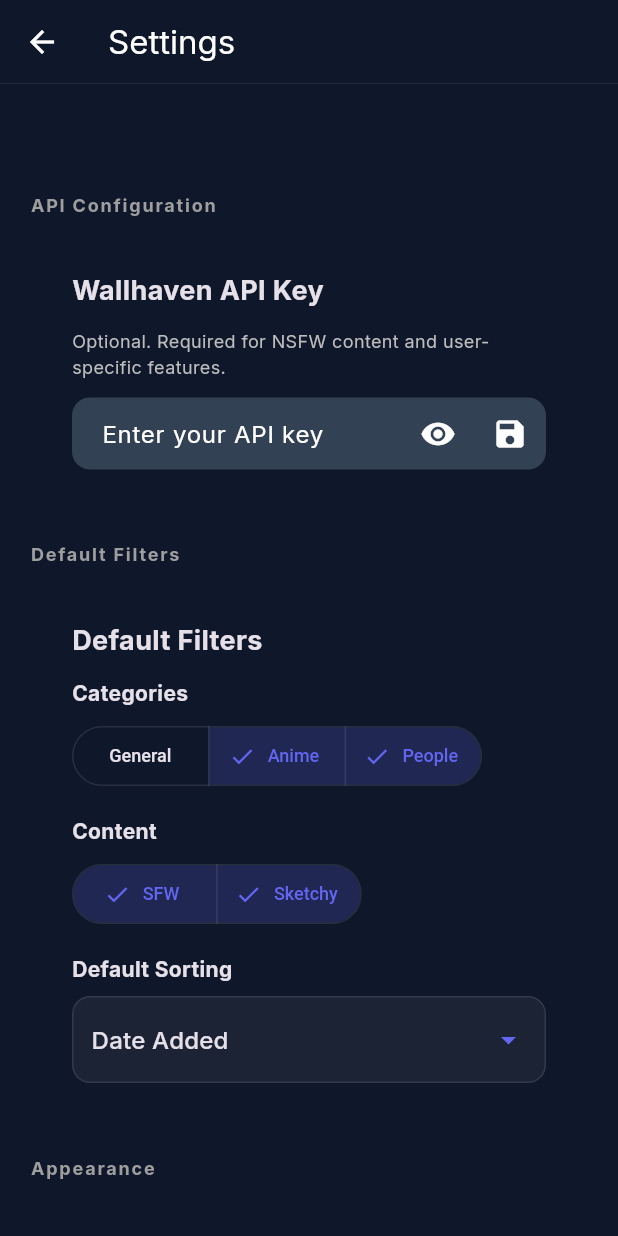
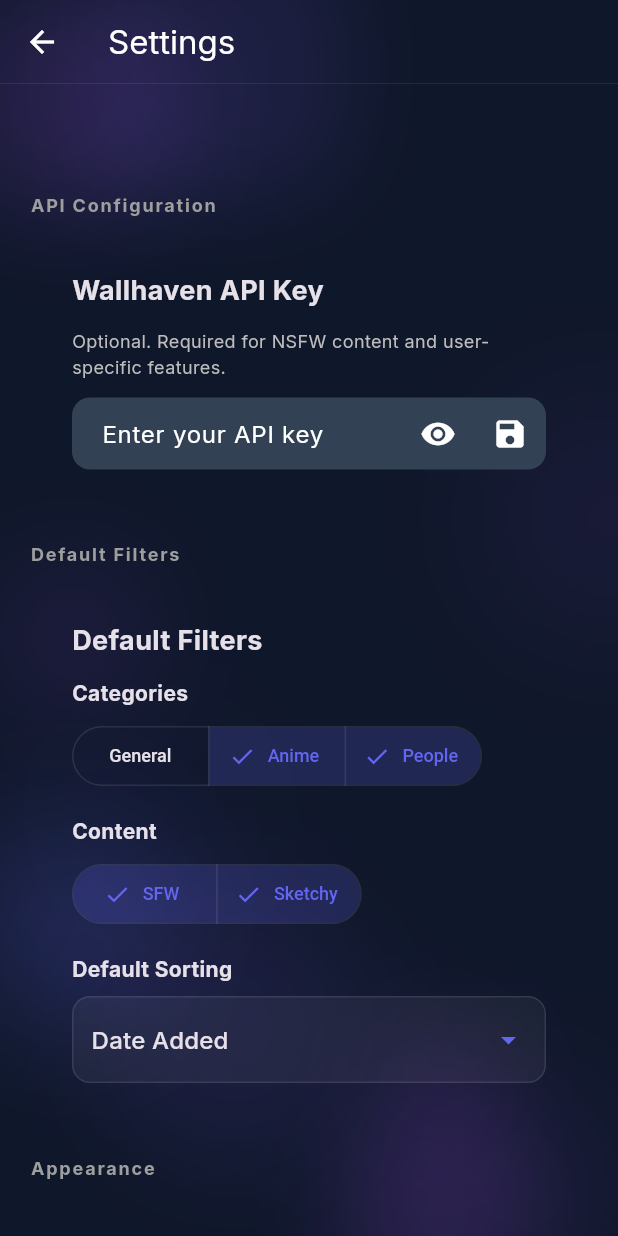
Before and after one commit to Alucard-Storm/Wallvault, a Flutter app: the SettingsScreen screen opened directly, after a tap on "General", on a phone screen of 412 x 824 dp. Run offline on Flutter 3.47's test engine with Material 3 defaults, Android fonts, the phone set to English and light mode, and no system bars; drawn by our look-alikes of dynamic_color; our stand-ins replace cached_network_image, fl_chart, flutter_animate, flutter_cache_manager, google_fonts, lottie and 6 more; missing offline and left inert: gal, liquid_glass_renderer; accounts and stored records are empty; network calls fail.

Commit message:
Added the parallax background

```diff
--- a/lib/screens/downloads_screen.dart
+++ b/lib/screens/downloads_screen.dart
@@ -8,6 +8,7 @@ import '../widgets/glass_nav_bar.dart';
 import '../widgets/glass_settings_card.dart';
 import '../widgets/glass_empty_state.dart';
 import '../widgets/glass_pull_refresh.dart';
+import '../widgets/parallax_floating_background.dart';
 import 'downloaded_wallpaper_viewer.dart';
 
 class DownloadsScreen extends StatelessWidget {
@@ -45,8 +46,15 @@ class DownloadsScreen extends StatelessWidget {
           ),
         ],
       ),
-      body: Consumer<DownloadsProvider>(
-        builder: (context, provider, child) {
+      body: Stack(
+        children: [
+          // Animated parallax floating background
+          const Positioned.fill(
+            child: ParallaxFloatingBackground(),
+          ),
+          // Downloads content
+          Consumer<DownloadsProvider>(
+            builder: (context, provider, child) {
           debugPrint('DownloadsScreen - isLoaded: ${provider.isLoaded}, downloads: ${provider.downloads.length}');
 
           if (!provider.isLoaded) {
@@ -194,7 +202,9 @@ class DownloadsScreen extends StatelessWidget {
               },
             ),
           );
-        },
+            },
+          ),
+        ],
       ),
     );
   }
--- a/lib/screens/favorites_screen.dart
+++ b/lib/screens/favorites_screen.dart
@@ -6,6 +6,7 @@ import '../widgets/wallpaper_grid_item.dart';
 import '../widgets/glass_nav_bar.dart';
 import '../widgets/glass_empty_state.dart';
 import '../widgets/glass_pull_refresh.dart';
+import '../widgets/parallax_floating_background.dart';
 
 class FavoritesScreen extends StatelessWidget {
   const FavoritesScreen({super.key});
@@ -55,8 +56,15 @@ class FavoritesScreen extends StatelessWidget {
           ),
         ],
       ),
-      body: Consumer<FavoritesProvider>(
-        builder: (context, provider, child) {
+      body: Stack(
+        children: [
+          // Animated parallax floating background
+          const Positioned.fill(
+            child: ParallaxFloatingBackground(),
+          ),
+          // Favorites content
+          Consumer<FavoritesProvider>(
+            builder: (context, provider, child) {
           if (!provider.isLoaded) {
             return const Center(
               child: CircularProgressIndicator(),
@@ -95,7 +103,9 @@ class FavoritesScreen extends StatelessWidget {
               },
             ),
           );
-        },
+            },
+          ),
+        ],
       ),
     );
   }
--- a/lib/screens/home_screen.dart
+++ b/lib/screens/home_screen.dart
@@ -8,6 +8,7 @@ import '../widgets/filter_bottom_sheet.dart';
 import '../widgets/glass_nav_bar.dart';
 import '../widgets/error_state_widget.dart';
 import '../widgets/loading_state_widget.dart';
+import '../widgets/parallax_floating_background.dart';
 import 'search_screen.dart';
 
 class HomeScreen extends StatefulWidget {
@@ -111,8 +112,15 @@ class _HomeScreenState extends State<HomeScreen> with AutomaticKeepAliveClientMi
           ),
         ],
       ),
-      body: Consumer<WallpaperProvider>(
-        builder: (context, provider, child) {
+      body: Stack(
+        children: [
+          // Animated parallax floating background
+          const Positioned.fill(
+            child: ParallaxFloatingBackground(),
+          ),
+          // Home screen content
+          Consumer<WallpaperProvider>(
+            builder: (context, provider, child) {
           if (provider.wallpapers.isEmpty && provider.isLoading) {
             return const LoadingStateWidget();
           }
@@ -160,7 +168,9 @@ class _HomeScreenState extends State<HomeScreen> with AutomaticKeepAliveClientMi
               },
             ),
           );
-        },
+            },
+          ),
+        ],
       ),
     );
   }
--- a/lib/screens/latest_wallpapers_screen.dart
+++ b/lib/screens/latest_wallpapers_screen.dart
@@ -8,6 +8,7 @@ import '../widgets/filter_bottom_sheet.dart';
 import '../widgets/glass_nav_bar.dart';
 import '../widgets/error_state_widget.dart';
 import '../widgets/loading_state_widget.dart';
+import '../widgets/parallax_floating_background.dart';
 import 'search_screen.dart';
 import '../utils/constants.dart';
 
@@ -110,9 +111,16 @@ class _LatestWallpapersScreenState extends State<LatestWallpapersScreen> with Au
           ),
         ],
       ),
-      body: ListenableBuilder(
-        listenable: _provider,
-        builder: (context, child) {
+      body: Stack(
+        children: [
+          // Animated parallax floating background
+          const Positioned.fill(
+            child: ParallaxFloatingBackground(),
+          ),
+          // Latest wallpapers content
+          ListenableBuilder(
+            listenable: _provider,
+            builder: (context, child) {
           if (_provider.wallpapers.isEmpty && _provider.isLoading) {
             return const LoadingStateWidget();
           }
@@ -160,7 +168,9 @@ class _LatestWallpapersScreenState extends State<LatestWallpapersScreen> with Au
               },
             ),
           );
-        },
+            },
+          ),
+        ],
       ),
     );
   }
--- a/lib/screens/settings_screen.dart
+++ b/lib/screens/settings_screen.dart
@@ -8,6 +8,7 @@ import '../providers/downloads_provider.dart';
 import '../widgets/glass_nav_bar.dart';
 import '../widgets/glass_settings_card.dart';
 import '../widgets/category_purity_chips.dart';
+import '../widgets/parallax_floating_background.dart';
 import '../utils/constants.dart';
 import '../utils/filter_utils.dart';
 
@@ -89,9 +90,16 @@ class _SettingsScreenState extends State<SettingsScreen> {
       appBar: GlassAppBar(
         title: 'Settings',
       ),
-      body: Consumer<SettingsProvider>(
-        builder: (context, settings, child) {
-          return ListView(
+      body: Stack(
+        children: [
+          // Animated parallax floating background
+          const Positioned.fill(
+            child: ParallaxFloatingBackground(),
+          ),
+          // Settings content
+          Consumer<SettingsProvider>(
+            builder: (context, settings, child) {
+              return ListView(
             padding: EdgeInsets.only(
               left: 16,
               right: 16,
@@ -499,8 +507,10 @@ class _SettingsScreenState extends State<SettingsScreen> {
               ),
               const SizedBox(height: 32),
             ],
-          );
-        },
+              );
+            },
+          ),
+        ],
       ),
     );
   }
--- a/lib/screens/top_wallpapers_screen.dart
+++ b/lib/screens/top_wallpapers_screen.dart
@@ -8,6 +8,7 @@ import '../widgets/filter_bottom_sheet.dart';
 import '../widgets/glass_nav_bar.dart';
 import '../widgets/error_state_widget.dart';
 import '../widgets/loading_state_widget.dart';
+import '../widgets/parallax_floating_background.dart';
 import 'search_screen.dart';
 import '../utils/constants.dart';
 
@@ -109,9 +110,16 @@ class _TopWallpapersScreenState extends State<TopWallpapersScreen> with Automati
           ),
         ],
       ),
-      body: ListenableBuilder(
-        listenable: _provider,
-        builder: (context, child) {
+      body: Stack(
+        children: [
+          // Animated parallax floating background
+          const Positioned.fill(
+            child: ParallaxFloatingBackground(),
+          ),
+          // Top wallpapers content
+          ListenableBuilder(
+            listenable: _provider,
+            builder: (context, child) {
           if (_provider.wallpapers.isEmpty && _provider.isLoading) {
             return const LoadingStateWidget();
           }
@@ -159,7 +167,9 @@ class _TopWallpapersScreenState extends State<TopWallpapersScreen> with Automati
               },
             ),
           );
-        },
+            },
+          ),
+        ],
       ),
     );
   }
--- /dev/null
+++ b/lib/widgets/parallax_floating_background.dart
@@ -0,0 +1,173 @@
+import 'dart:math';
+import 'package:flutter/material.dart';
+import 'dart:ui' as ui;
+
+class ParallaxFloatingBackground extends StatefulWidget {
+  final int elementCount;
+  final double minSize;
+  final double maxSize;
+
+  const ParallaxFloatingBackground({
+    super.key,
+    this.elementCount = 12,
+    this.minSize = 80,
+    this.maxSize = 200,
+  });
+
+  @override
+  State<ParallaxFloatingBackground> createState() => _ParallaxFloatingBackgroundState();
+}
+
+class _ParallaxFloatingBackgroundState extends State<ParallaxFloatingBackground>
+    with TickerProviderStateMixin {
+  late List<FloatingElement> elements;
+  late AnimationController _controller;
+  final Random _random = Random();
+
+  @override
+  void initState() {
+    super.initState();
+    _initializeElements();
+
+    _controller = AnimationController(
+      vsync: this,
+      duration: const Duration(seconds: 60),
+    )..repeat();
+
+    _controller.addListener(() {
+      setState(() {
+        _updateElements();
+      });
+    });
+  }
+
+  void _initializeElements() {
+    elements = List.generate(widget.elementCount, (index) {
+      return FloatingElement(
+        x: _random.nextDouble(),
+        y: _random.nextDouble(),
+        size: widget.minSize + _random.nextDouble() * (widget.maxSize - widget.minSize),
+        speedX: (_random.nextDouble() - 0.5) * 0.0003 * (index % 3 + 1),
+        speedY: (_random.nextDouble() - 0.5) * 0.0003 * (index % 3 + 1),
+        opacity: 0.08 + _random.nextDouble() * 0.12, // Increased for better visibility
+        isCircle: _random.nextBool(),
+        colorIndex: index % 4,
+        blur: 20 + _random.nextDouble() * 40,
+      );
+    });
+  }
+
+  void _updateElements() {
+    for (var element in elements) {
+      element.x += element.speedX;
+      element.y += element.speedY;
+
+      // Wrap around screen edges
+      if (element.x > 1.2) element.x = -0.2;
+      if (element.x < -0.2) element.x = 1.2;
+      if (element.y > 1.2) element.y = -0.2;
+      if (element.y < -0.2) element.y = 1.2;
+    }
+  }
+
+  @override
+  void dispose() {
+    _controller.dispose();
+    super.dispose();
+  }
+
+  @override
+  Widget build(BuildContext context) {
+    final theme = Theme.of(context);
+    final primaryColor = theme.colorScheme.primary;
+    final secondaryColor = theme.colorScheme.secondary;
+    final tertiaryColor = theme.colorScheme.tertiary;
+
+    final colors = [
+      primaryColor,
+      secondaryColor,
+      tertiaryColor,
+      Color.lerp(primaryColor, secondaryColor, 0.5)!,
+    ];
+
+    return RepaintBoundary(
+      child: CustomPaint(
+        painter: FloatingElementsPainter(
+          elements: elements,
+          colors: colors,
+        ),
+        size: Size.infinite,
+      ),
+    );
+  }
+}
+
+class FloatingElement {
+  double x;
+  double y;
+  final double size;
+  final double speedX;
+  final double speedY;
+  final double opacity;
+  final bool isCircle;
+  final int colorIndex;
+  final double blur;
+
+  FloatingElement({
+    required this.x,
+    required this.y,
+    required this.size,
+    required this.speedX,
+    required this.speedY,
+    required this.opacity,
+    required this.isCircle,
+    required this.colorIndex,
+    required this.blur,
+  });
+}
+
+class FloatingElementsPainter extends CustomPainter {
+  final List<FloatingElement> elements;
+  final List<Color> colors;
+
+  FloatingElementsPainter({
+    required this.elements,
+    required this.colors,
+  });
+
+  @override
+  void paint(Canvas canvas, Size size) {
+    for (var element in elements) {
+      // Use slightly darker/more saturated colors for better visibility
+      final baseColor = colors[element.colorIndex];
+      final enhancedColor = Color.lerp(baseColor, Colors.black, 0.2)!;
+
+      final paint = Paint()
+        ..color = enhancedColor.withOpacity(element.opacity)
+        ..maskFilter = ui.MaskFilter.blur(ui.BlurStyle.normal, element.blur);
+
+      final center = Offset(
+        element.x * size.width,
+        element.y * size.height,
+      );
+
+      if (element.isCircle) {
+        canvas.drawCircle(center, element.size / 2, paint);
+      } else {
+        final rect = Rect.fromCenter(
+          center: center,
+          width: element.size,
+          height: element.size,
+        );
+        final rrect = RRect.fromRectAndRadius(
+          rect,
+          Radius.circular(element.size * 0.3),
+        );
+        canvas.drawRRect(rrect, paint);
+      }
+    }
+  }
+
+  @override
+  bool shouldRepaint(FloatingElementsPainter oldDelegate) => true;
+}
```
